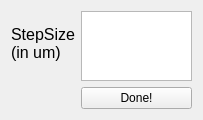
Qt form PythonGUI_apps/FLIM_analysis/step_size_labview_files.ui (SarthakJariwala/Python_GUI_apps) before a commit.
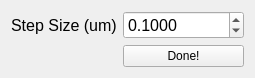
The same form after that commit.

Commit message: ui modifications, change textedit to spinbox

The edit to the form file:
```diff
--- a/PythonGUI_apps/FLIM_analysis/step_size_labview_files.ui
+++ b/PythonGUI_apps/FLIM_analysis/step_size_labview_files.ui
@@ -6,8 +6,8 @@
    <rect>
     <x>0</x>
     <y>0</y>
-    <width>203</width>
-    <height>118</height>
+    <width>255</width>
+    <height>75</height>
    </rect>
   </property>
   <property name="windowTitle">
@@ -22,14 +22,10 @@
       </font>
      </property>
      <property name="text">
-      <string>StepSize 
-(in um)</string>
+      <string>Step Size (um)</string>
      </property>
     </widget>
    </item>
-   <item row="0" column="1">
-    <widget class="QTextEdit" name="stepsize_textEdit"/>
-   </item>
    <item row="1" column="1">
     <widget class="QPushButton" name="done_pushButton">
      <property name="text">
@@ -37,6 +33,27 @@
      </property>
     </widget>
    </item>
+   <item row="0" column="1">
+    <widget class="QDoubleSpinBox" name="stepsize_doubleSpinBox">
+     <property name="font">
+      <font>
+       <pointsize>12</pointsize>
+      </font>
+     </property>
+     <property name="decimals">
+      <number>4</number>
+     </property>
+     <property name="maximum">
+      <double>100.000000000000000</double>
+     </property>
+     <property name="singleStep">
+      <double>0.100000000000000</double>
+     </property>
+     <property name="value">
+      <double>0.100000000000000</double>
+     </property>
+    </widget>
+   </item>
   </layout>
  </widget>
  <resources/>
```
The commit also changes 1 other file.
